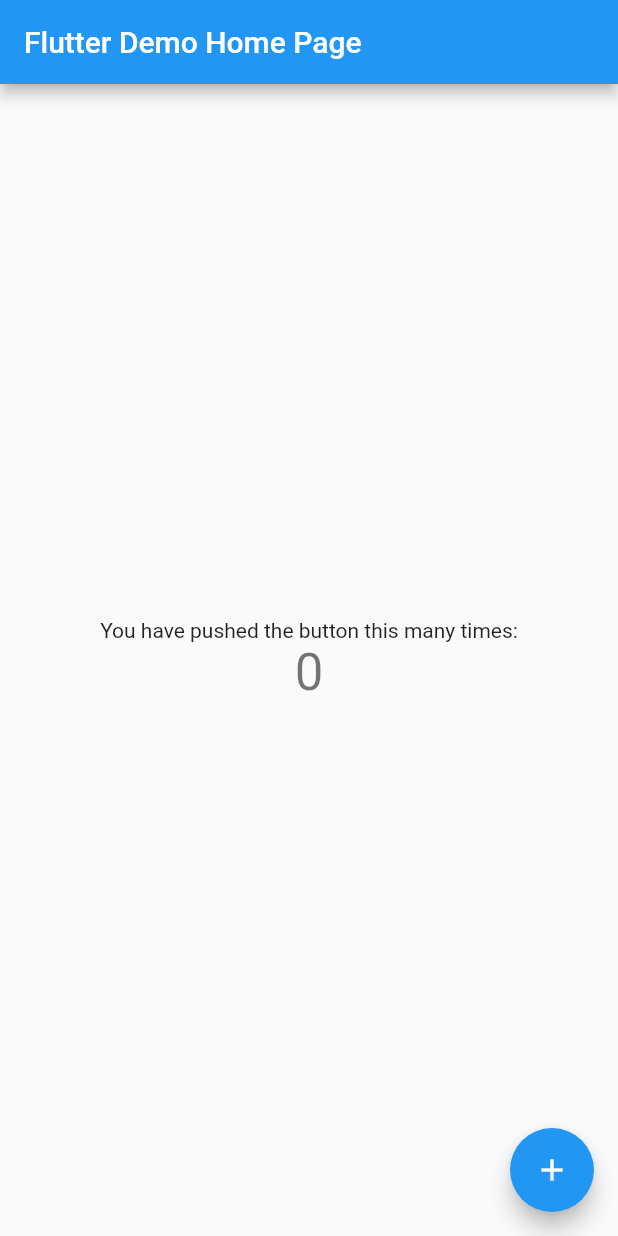
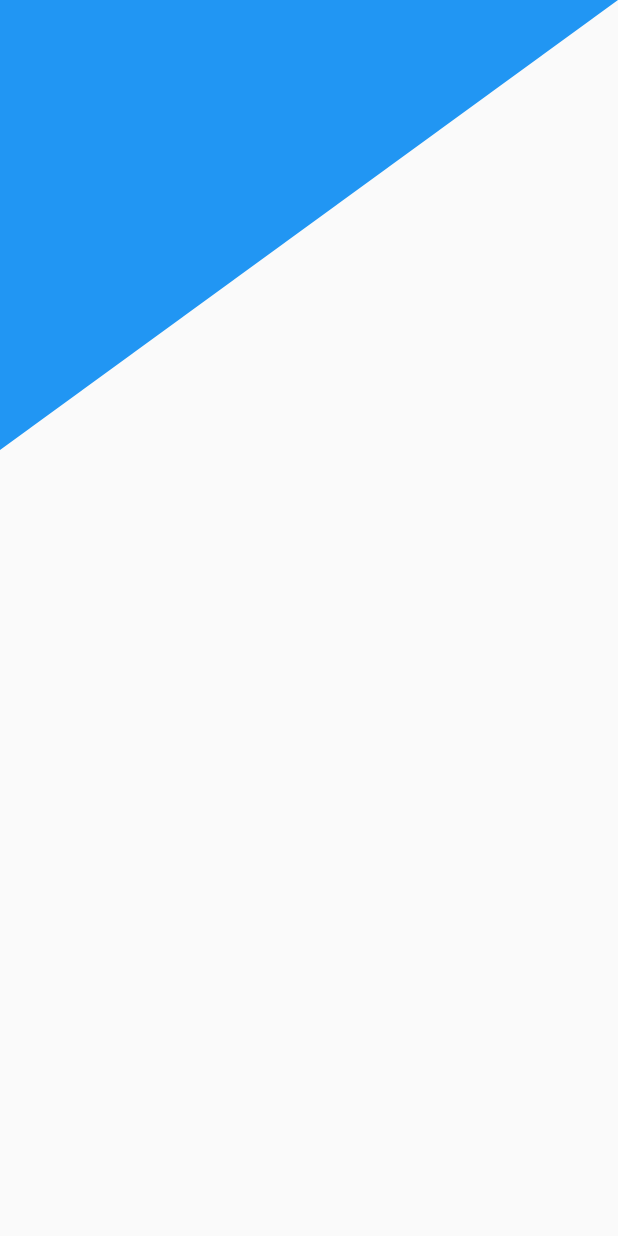
Before and after one commit to ctrleffive/messenger, a Flutter app: the screen it shows after launch, on a phone screen of 412 x 824 dp. Run offline on Flutter 3.47's test engine with Material 2 defaults, Android fonts, the phone set to English and light mode, and no system bars.

Commit message:
folders, basics, login bg ongoing

```diff
--- a/lib/main.dart
+++ b/lib/main.dart
@@ -1,111 +1,5 @@
 import 'package:flutter/material.dart';
 
-void main() => runApp(MyApp());
+import 'package:messenger/src/app.dart';
 
-class MyApp extends StatelessWidget {
-  // This widget is the root of your application.
-  @override
-  Widget build(BuildContext context) {
-    return MaterialApp(
-      title: 'Flutter Demo',
-      theme: ThemeData(
-        // This is the theme of your application.
-        //
-        // Try running your application with "flutter run". You'll see the
-        // application has a blue toolbar. Then, without quitting the app, try
-        // changing the primarySwatch below to Colors.green and then invoke
-        // "hot reload" (press "r" in the console where you ran "flutter run",
-        // or simply save your changes to "hot reload" in a Flutter IDE).
-        // Notice that the counter didn't reset back to zero; the application
-        // is not restarted.
-        primarySwatch: Colors.blue,
-      ),
-      home: MyHomePage(title: 'Flutter Demo Home Page'),
-    );
-  }
-}
-
-class MyHomePage extends StatefulWidget {
-  MyHomePage({Key key, this.title}) : super(key: key);
-
-  // This widget is the home page of your application. It is stateful, meaning
-  // that it has a State object (defined below) that contains fields that affect
-  // how it looks.
-
-  // This class is the configuration for the state. It holds the values (in this
-  // case the title) provided by the parent (in this case the App widget) and
-  // used by the build method of the State. Fields in a Widget subclass are
-  // always marked "final".
-
-  final String title;
-
-  @override
-  _MyHomePageState createState() => _MyHomePageState();
-}
-
-class _MyHomePageState extends State<MyHomePage> {
-  int _counter = 0;
-
-  void _incrementCounter() {
-    setState(() {
-      // This call to setState tells the Flutter framework that something has
-      // changed in this State, which causes it to rerun the build method below
-      // so that the display can reflect the updated values. If we changed
-      // _counter without calling setState(), then the build method would not be
-      // called again, and so nothing would appear to happen.
-      _counter++;
-    });
-  }
-
-  @override
-  Widget build(BuildContext context) {
-    // This method is rerun every time setState is called, for instance as done
-    // by the _incrementCounter method above.
-    //
-    // The Flutter framework has been optimized to make rerunning build methods
-    // fast, so that you can just rebuild anything that needs updating rather
-    // than having to individually change instances of widgets.
-    return Scaffold(
-      appBar: AppBar(
-        // Here we take the value from the MyHomePage object that was created by
-        // the App.build method, and use it to set our appbar title.
-        title: Text(widget.title),
-      ),
-      body: Center(
-        // Center is a layout widget. It takes a single child and positions it
-        // in the middle of the parent.
-        child: Column(
-          // Column is also layout widget. It takes a list of children and
-          // arranges them vertically. By default, it sizes itself to fit its
-          // children horizontally, and tries to be as tall as its parent.
-          //
-          // Invoke "debug painting" (press "p" in the console, choose the
-          // "Toggle Debug Paint" action from the Flutter Inspector in Android
-          // Studio, or the "Toggle Debug Paint" command in Visual Studio Code)
-          // to see the wireframe for each widget.
-          //
-          // Column has various properties to control how it sizes itself and
-          // how it positions its children. Here we use mainAxisAlignment to
-          // center the children vertically; the main axis here is the vertical
-          // axis because Columns are vertical (the cross axis would be
-          // horizontal).
-          mainAxisAlignment: MainAxisAlignment.center,
-          children: <Widget>[
-            Text(
-              'You have pushed the button this many times:',
-            ),
-            Text(
-              '$_counter',
-              style: Theme.of(context).textTheme.display1,
-            ),
-          ],
-        ),
-      ),
-      floatingActionButton: FloatingActionButton(
-        onPressed: _incrementCounter,
-        tooltip: 'Increment',
-        child: Icon(Icons.add),
-      ), // This trailing comma makes auto-formatting nicer for build methods.
-    );
-  }
-}
+void main() => runApp(App());
--- /dev/null
+++ b/lib/src/app.dart
@@ -0,0 +1,18 @@
+import 'package:flutter/material.dart';
+
+import 'package:messenger/src/views/login.dart';
+
+class App extends StatelessWidget {
+  @override
+  Widget build(BuildContext context) {
+    return MaterialApp(
+      title: 'Messenger',
+      debugShowCheckedModeBanner: false,
+      theme: ThemeData(
+        primarySwatch: Colors.blue,
+        accentColor: Colors.grey.shade300
+      ),
+      home: Login(),
+    );
+  }
+}
--- /dev/null
+++ b/lib/src/views/login.dart
@@ -0,0 +1,36 @@
+import 'package:flutter/material.dart';
+
+class Login extends StatelessWidget {
+  @override
+  Widget build(BuildContext context) {
+    return Scaffold(
+      body: Stack(
+        children: <Widget>[
+          ClipPath(
+            child: Container(
+              height: 300,
+              color: Theme.of(context).primaryColor,
+            ),
+            clipper: _WelcomeBg(),
+          ),
+        ],
+      ),
+    );
+  }
+}
+
+class _WelcomeBg extends CustomClipper<Path> {
+  @override
+  Path getClip(Size size) {
+    Path path = Path();
+    path.lineTo(0.0, size.height);
+    path.lineTo(size.width, 0.0);
+    path.close();
+    return path;
+  }
+
+  @override
+  bool shouldReclip(CustomClipper<Path> oldClipper) {
+    return null;
+  }
+}
```
Also changed, not shown: pubspec.yaml (+3 -60 lines), pubspec.lock, 7 other files.
